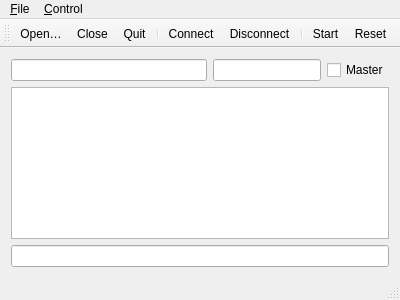
First picture: the form in mainwindow.ui, repository rriemann/privacy-amplification, before the edit.
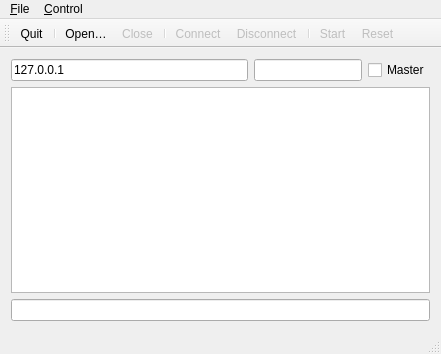
Second picture: the form after the edit. Icons and pictures are not drawn.

What changed in the file:
```diff
--- a/mainwindow.ui
+++ b/mainwindow.ui
@@ -6,8 +6,8 @@
    <rect>
     <x>0</x>
     <y>0</y>
-    <width>400</width>
-    <height>300</height>
+    <width>441</width>
+    <height>354</height>
    </rect>
   </property>
   <property name="windowTitle">
@@ -18,7 +18,17 @@
     <item>
      <layout class="QHBoxLayout" name="horizontalLayout">
       <item>
-       <widget class="QLineEdit" name="lineEditAdress"/>
+       <widget class="QLineEdit" name="lineEditAdress">
+        <property name="minimumSize">
+         <size>
+          <width>100</width>
+          <height>0</height>
+         </size>
+        </property>
+        <property name="text">
+         <string>127.0.0.1</string>
+        </property>
+       </widget>
       </item>
       <item>
        <widget class="QLineEdit" name="lineEditPort">
@@ -28,6 +38,12 @@
           <verstretch>0</verstretch>
          </sizepolicy>
         </property>
+        <property name="minimumSize">
+         <size>
+          <width>80</width>
+          <height>0</height>
+         </size>
+        </property>
        </widget>
       </item>
       <item>
@@ -59,7 +75,7 @@
     <rect>
      <x>0</x>
      <y>0</y>
-     <width>400</width>
+     <width>441</width>
      <height>20</height>
     </rect>
    </property>
@@ -95,9 +111,10 @@
    <attribute name="toolBarBreak">
     <bool>false</bool>
    </attribute>
+   <addaction name="actionQuit"/>
+   <addaction name="separator"/>
    <addaction name="actionOpen"/>
    <addaction name="actionClose"/>
-   <addaction name="actionQuit"/>
    <addaction name="separator"/>
    <addaction name="actionConnect"/>
    <addaction name="actionDisconnect"/>
@@ -118,6 +135,9 @@
    </property>
   </action>
   <action name="actionClose">
+   <property name="enabled">
+    <bool>false</bool>
+   </property>
    <property name="icon">
     <iconset theme="window-close"/>
    </property>
@@ -140,6 +160,9 @@
    </property>
   </action>
   <action name="actionStart">
+   <property name="enabled">
+    <bool>false</bool>
+   </property>
    <property name="icon">
     <iconset theme="system-run"/>
    </property>
@@ -151,6 +174,9 @@
    </property>
   </action>
   <action name="actionReset">
+   <property name="enabled">
+    <bool>false</bool>
+   </property>
    <property name="icon">
     <iconset theme="dialog-cancel"/>
    </property>
@@ -162,6 +188,9 @@
    </property>
   </action>
   <action name="actionConnect">
+   <property name="enabled">
+    <bool>false</bool>
+   </property>
    <property name="icon">
     <iconset theme="call-start"/>
    </property>
@@ -170,6 +199,9 @@
    </property>
   </action>
   <action name="actionDisconnect">
+   <property name="enabled">
+    <bool>false</bool>
+   </property>
    <property name="icon">
     <iconset theme="call-stop"/>
    </property>
```
Left out of the diff: 28 changed lines with no effect on the pictures.
